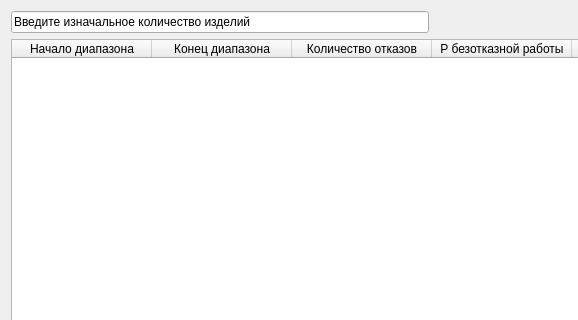
Old version of the form solver123.ui in the repository Micelium1/ReliabilityCalc; both pictures show x 0 to 578 and y 0 to 320 of the 858 by 582 pixel window.
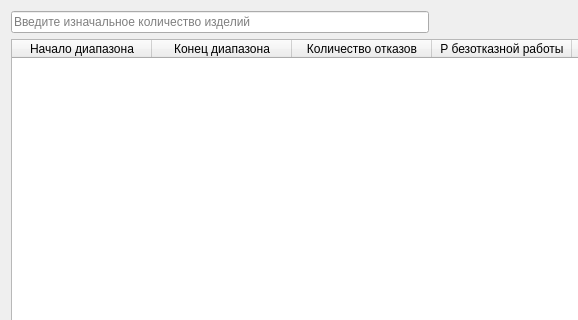
New version of the form.

Commit message: добавлен каркас расчётов

```diff
--- a/solver123.ui
+++ b/solver123.ui
@@ -19,6 +19,12 @@
      <item>
       <widget class="QLineEdit" name="startingAmountInput">
        <property name="text">
+        <string/>
+       </property>
+       <property name="echoMode">
+        <enum>QLineEdit::Normal</enum>
+       </property>
+       <property name="placeholderText">
         <string>Введите изначальное количество изделий</string>
        </property>
       </widget>
```
Left out of the diff: 4 changed lines with no effect on the pictures. The commit also changes 2 other files.
